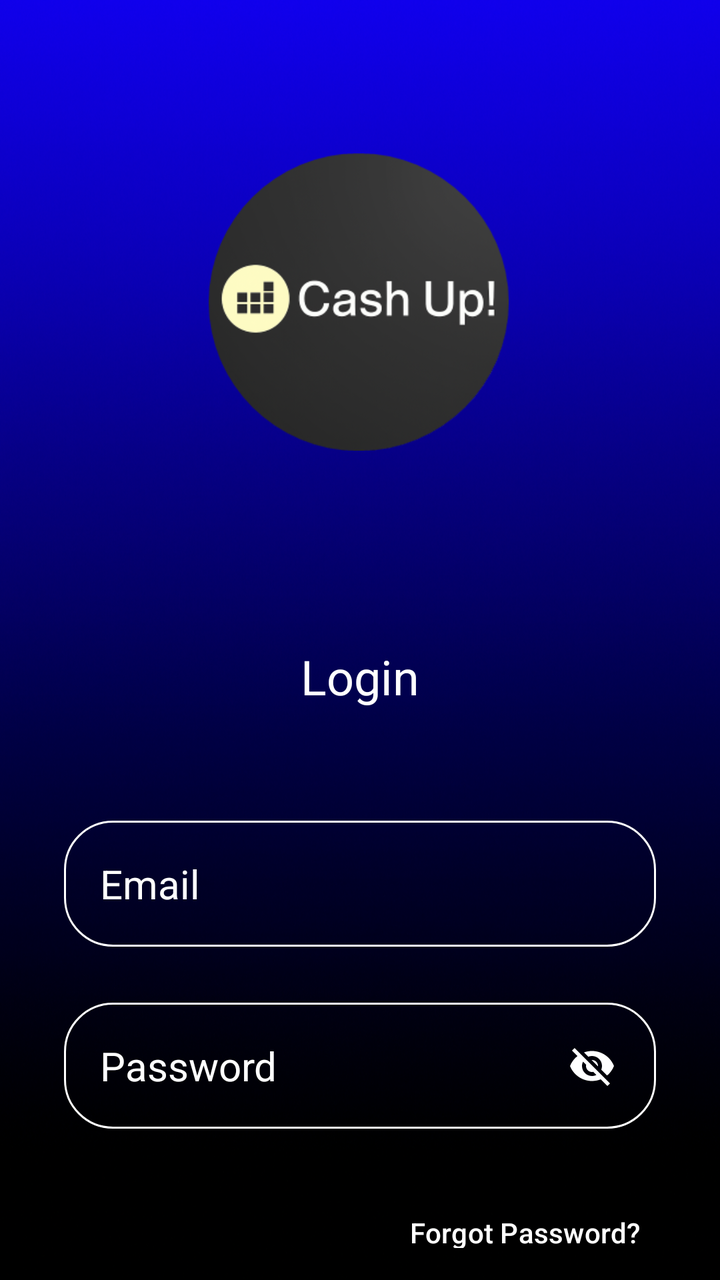
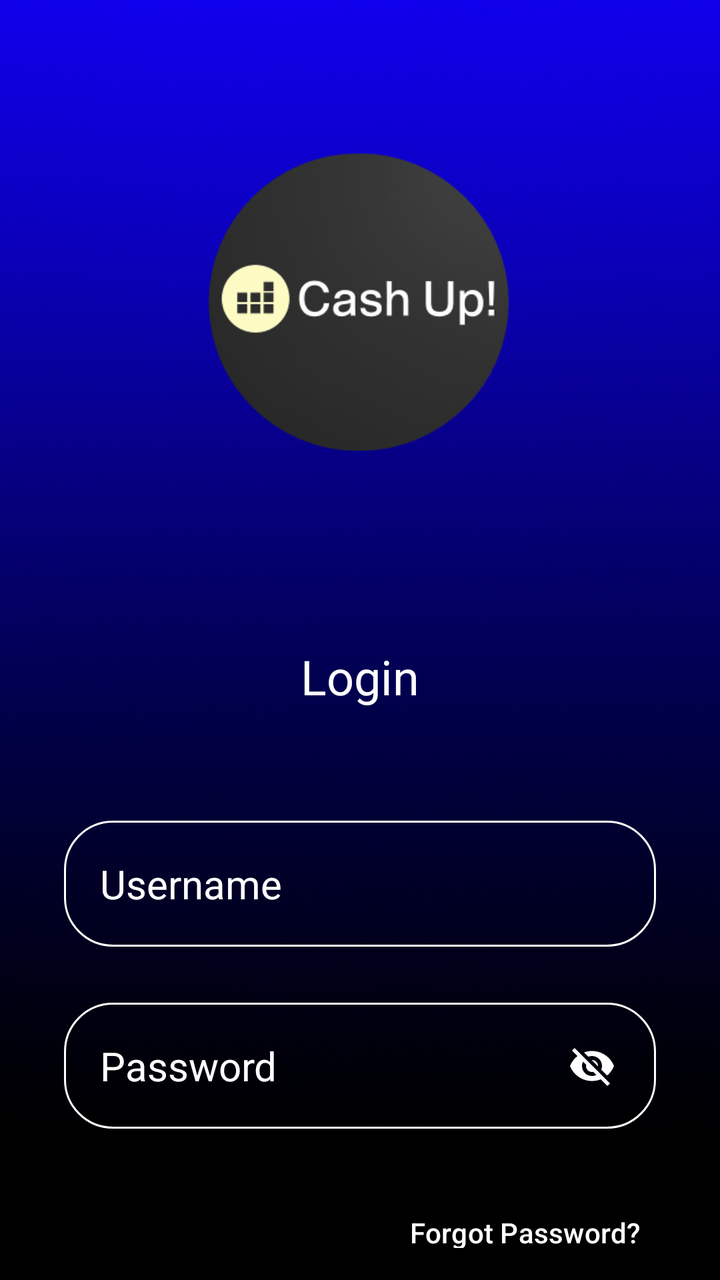

Two renders of the same Android screen: before a commit and after it. Below are the layout's source before the change and the commit's diff.
<!-- AndroidManifest.xml: application theme Theme.CashUp -->
<!-- res/layout/activity_login.xml -->
<androidx.constraintlayout.widget.ConstraintLayout
    xmlns:android="http://schemas.android.com/apk/res/android"
    xmlns:app="http://schemas.android.com/apk/res-auto"
    xmlns:tools="http://schemas.android.com/tools"
    android:layout_width="match_parent"
    android:layout_height="match_parent"
    android:background="@drawable/background"
    android:padding="16dp"
    tools:context=".LoginActivity">





    

    <ImageView
        android:id="@+id/imageView"
        android:layout_width="150dp"
        android:layout_height="150dp"
        android:layout_marginTop="60dp"
        app:layout_constraintEnd_toEndOf="parent"
        app:layout_constraintHorizontal_bias="0.497"
        app:layout_constraintStart_toStartOf="parent"
        app:layout_constraintTop_toTopOf="parent"
        app:srcCompat="@drawable/logo" />

    <TextView
        android:id="@+id/textView"
        android:layout_width="wrap_content"
        android:layout_height="wrap_content"
        android:layout_marginTop="96dp"
        android:text="Login"
        android:textColor="@color/white"
        android:textSize="24sp"
        app:layout_constraintEnd_toEndOf="parent"
        app:layout_constraintStart_toStartOf="parent"
        app:layout_constraintTop_toBottomOf="@+id/imageView" />

    <EditText
        android:id="@+id/username_input"
        android:layout_width="0dp"
        android:layout_height="wrap_content"
        android:layout_marginStart="16dp"
        android:layout_marginTop="56dp"
        android:layout_marginEnd="16dp"
        android:background="@drawable/rounded_corner"
        android:ems="10"
        android:hint="Email"
        android:inputType="text"
        android:padding="18dp"
        android:textColor="@color/white"
        android:textColorHint="@color/white"
        android:textSize="20sp"
        app:layout_constraintEnd_toEndOf="parent"
        app:layout_constraintHorizontal_bias="1.0"
        app:layout_constraintStart_toStartOf="parent"
        app:layout_constraintTop_toBottomOf="@+id/textView" />



    
    <EditText
        android:id="@+id/password_input"
        android:layout_width="0dp"
        android:layout_height="wrap_content"
        android:layout_marginStart="16dp"
        android:layout_marginTop="28dp"
        android:layout_marginEnd="16dp"
        android:background="@drawable/rounded_corner"
        android:ems="10"
        android:hint="Password"
        android:inputType="textPassword"
        android:padding="18dp"
        android:textColor="@color/white"
        android:textColorHint="@color/white"
        android:textSize="20sp"
        app:layout_constraintEnd_toEndOf="parent"
        app:layout_constraintHorizontal_bias="1.0"
        app:layout_constraintStart_toStartOf="parent"
        app:layout_constraintTop_toBottomOf="@+id/username_input" />


    
    <ImageButton
        android:id="@+id/password_toggle"
        android:layout_width="48dp"
        android:layout_height="48dp"
        android:background="@android:color/transparent"
        android:src="@drawable/ic_visibility_off"
        android:contentDescription="Toggle password visibility"
        android:padding="8dp"
        app:layout_constraintBottom_toBottomOf="@+id/password_input"
        app:layout_constraintEnd_toEndOf="@+id/password_input"
        app:layout_constraintTop_toTopOf="@+id/password_input"
        android:layout_marginEnd="8dp"/>








    

    <Button
        android:id="@+id/register_link_button"
        android:layout_width="wrap_content"
        android:layout_height="wrap_content"
        android:layout_marginTop="16dp"
        android:background="@android:color/transparent"
        android:text="Don't have an account? Register now"
        android:textColor="@color/white"
        android:textSize="14sp"
        app:layout_constraintTop_toBottomOf="@+id/login_button"
        app:layout_constraintStart_toStartOf="parent"
        app:layout_constraintEnd_toEndOf="parent" />

    <Button
        android:id="@+id/forgotpassword"
        android:layout_width="wrap_content"
        android:layout_height="wrap_content"
        android:layout_marginTop="28dp"
        android:background="@android:color/transparent"
        android:text="Forgot Password?"
        android:textColor="@color/white"
        android:textSize="14sp"
        app:layout_constraintEnd_toEndOf="parent"
        app:layout_constraintTop_toBottomOf="@+id/password_input" />

    <Button
        android:id="@+id/login_button"
        android:layout_width="0dp"
        android:layout_height="wrap_content"
        android:layout_marginStart="16dp"
        android:layout_marginTop="128dp"
        android:layout_marginEnd="16dp"
        android:background="@drawable/rounded_button"
        android:padding="18dp"
        android:text="Login"
        android:textColor="@color/white"
        android:textSize="18sp"
        app:layout_constraintEnd_toEndOf="parent"
        app:layout_constraintHorizontal_bias="1.0"
        app:layout_constraintStart_toStartOf="parent"
        app:layout_constraintTop_toBottomOf="@+id/forgotpassword" />

</androidx.constraintlayout.widget.ConstraintLayout>
<!-- resources referenced by this layout -->
<resources>
  <color name="white">#FFFFFFFF</color>
  <!-- drawable background: png bitmap (drawable, 768113 bytes) -->
  <!-- drawable ic_visibility_off (drawable) -->
  <vector android:height="24dp" android:tint="#FFFFFF"
      android:viewportHeight="24" android:viewportWidth="24"
      android:width="24dp" xmlns:android="http://schemas.android.com/apk/res/android">
      <path android:fillColor="@android:color/white" android:pathData="M12,7c2.76,0 5,2.24 5,5 0,0.65 -0.13,1.26 -0.36,1.83l2.92,2.92c1.51,-1.26 2.7,-2.89 3.43,-4.75 -1.73,-4.39 -6,-7.5 -11,-7.5 -1.4,0 -2.74,0.25 -3.98,0.7l2.16,2.16C10.74,7.13 11.35,7 12,7zM2,4.27l2.28,2.28 0.46,0.46C3.08,8.3 1.78,10.02 1,12c1.73,4.39 6,7.5 11,7.5 1.55,0 3.03,-0.3 4.38,-0.84l0.42,0.42L19.73,22 21,20.73 3.27,3 2,4.27zM7.53,9.8l1.55,1.55c-0.05,0.21 -0.08,0.43 -0.08,0.65 0,1.66 1.34,3 3,3 0.22,0 0.44,-0.03 0.65,-0.08l1.55,1.55c-0.67,0.33 -1.41,0.53 -2.2,0.53 -2.76,0 -5,-2.24 -5,-5 0,-0.79 0.2,-1.53 0.53,-2.2zM11.84,9.02l3.15,3.15 0.02,-0.16c0,-1.66 -1.34,-3 -3,-3l-0.17,0.01z"/>
  </vector>
  <!-- drawable logo: png bitmap (drawable, 45128 bytes) -->
  <!-- drawable rounded_button (drawable) -->
  <?xml version="1.0" encoding="utf-8"?>
  <shape xmlns:android="http://schemas.android.com/apk/res/android"
      android:shape="rectangle">
      <corners
          android:radius="24dp"/>
      <stroke
          android:width="1dp"
          android:color="@color/white" />
      <solid
          android:color="#2196F3" /> 
  </shape>
  <!-- drawable rounded_corner (drawable) -->
  <?xml version="1.0" encoding="utf-8"?>
  <shape xmlns:android="http://schemas.android.com/apk/res/android"
      android:shape="rectangle"
      >
  <corners
          android:radius="24dp"/>
      <stroke
          android:width="1dp"
              android:color="@color/white" />
  </shape>
  <style name="Theme.CashUp" parent="Base.Theme.CashUp" />
  <style name="Base.Theme.CashUp" parent="Theme.Material3.DayNight.NoActionBar">
  
      </style>
</resources>

<!-- the commit's change to res/layout/activity_login.xml (unified diff, before → after) -->
@@ -46,7 +46,7 @@
         android:layout_marginEnd="16dp"
         android:background="@drawable/rounded_corner"
         android:ems="10"
-        android:hint="Email"
+        android:hint="Username"
         android:inputType="text"
         android:padding="18dp"
         android:textColor="@color/white"
